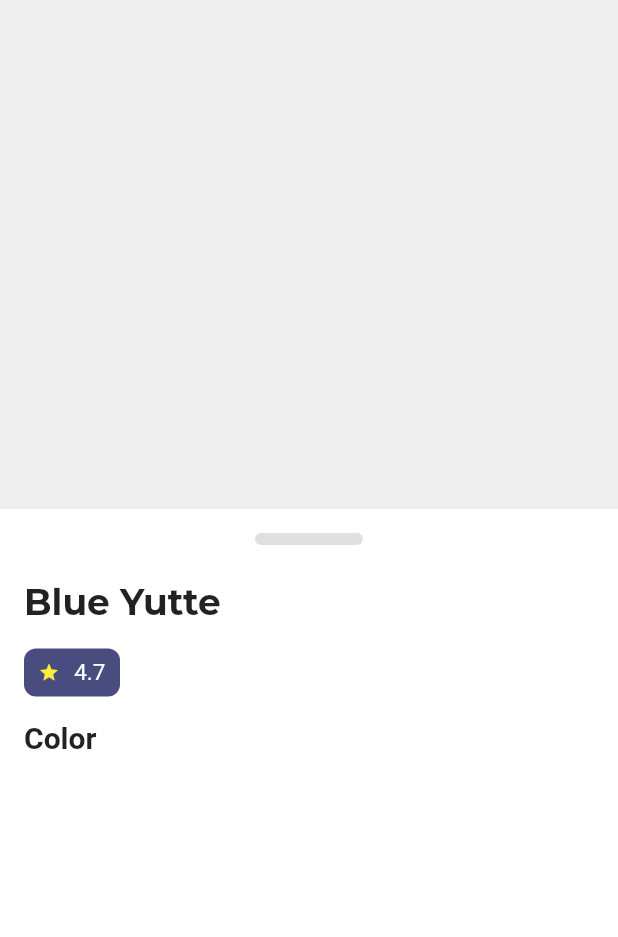
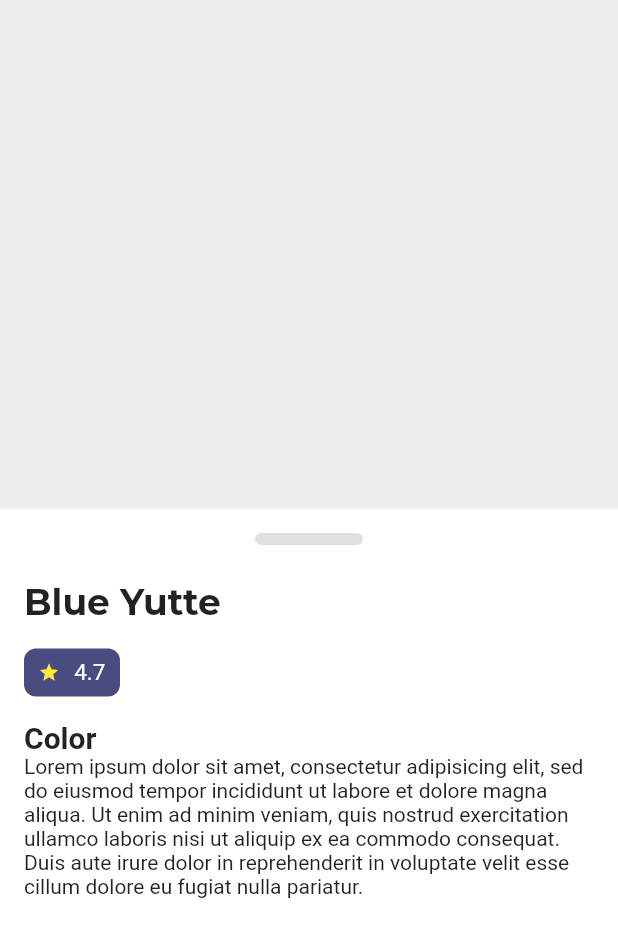
Before and after one commit to JAICHANGPARK/flutter_notebook_11th_story, a Flutter app: the FurnitureDetailPage screen opened directly, on a phone screen of 412 x 824 dp. Shown: the top 937 px of the screen. Run offline on Flutter 3.47's test engine with Material 2 defaults, Android fonts, the phone set to English and light mode, and no system bars; our stand-ins replace backdrop, badges, flutter_inner_drawer, flutter_slidable, flutter_swiper, google_fonts; network calls fail.

Commit message:
Update detail_page.dart

```diff
--- a/lib/ep735_furniture_app/ui/detail_page.dart
+++ b/lib/ep735_furniture_app/ui/detail_page.dart
@@ -84,7 +84,9 @@ class _FurnitureDetailPageState extends State<FurnitureDetailPage> {
                         ),
                       ),
                     ],
-                  )
+                  ),
+                  Text("Lorem ipsum dolor sit amet, consectetur adipisicing elit, sed do eiusmod tempor incididunt ut labore et dolore magna aliqua. Ut enim ad minim veniam, quis nostrud exercitation ullamco laboris nisi ut aliquip ex ea commodo consequat. Duis aute irure dolor in reprehenderit in voluptate velit esse cillum dolore eu fugiat nulla pariatur. "),
+
                 ],
               ),
             ),
```
